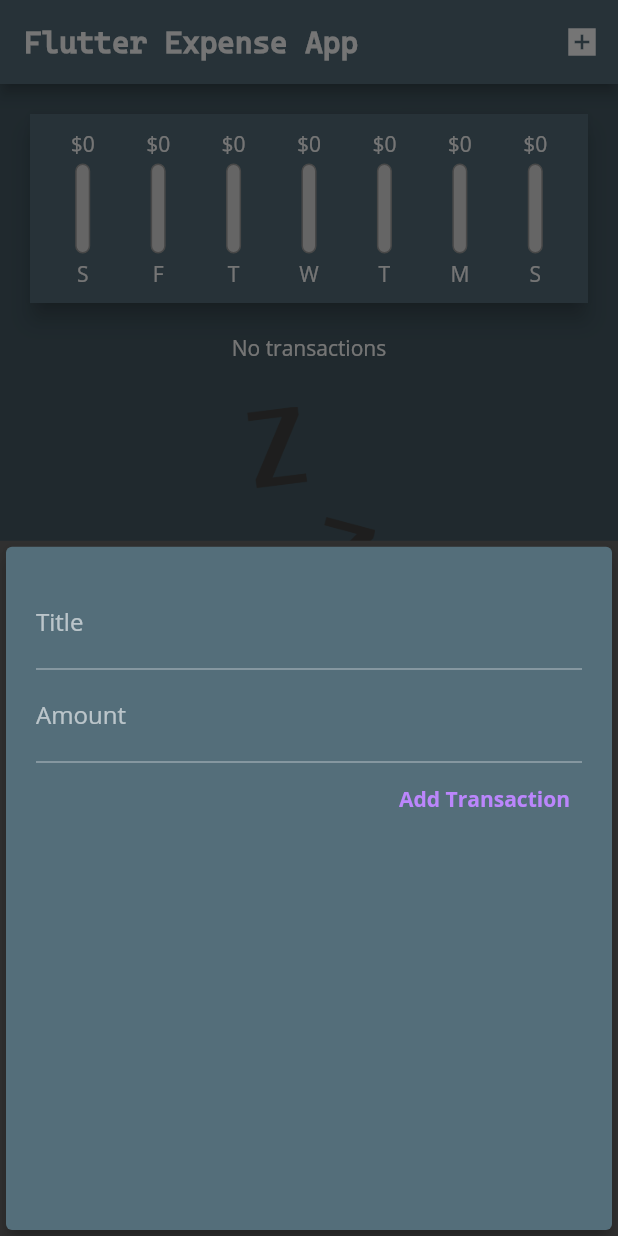
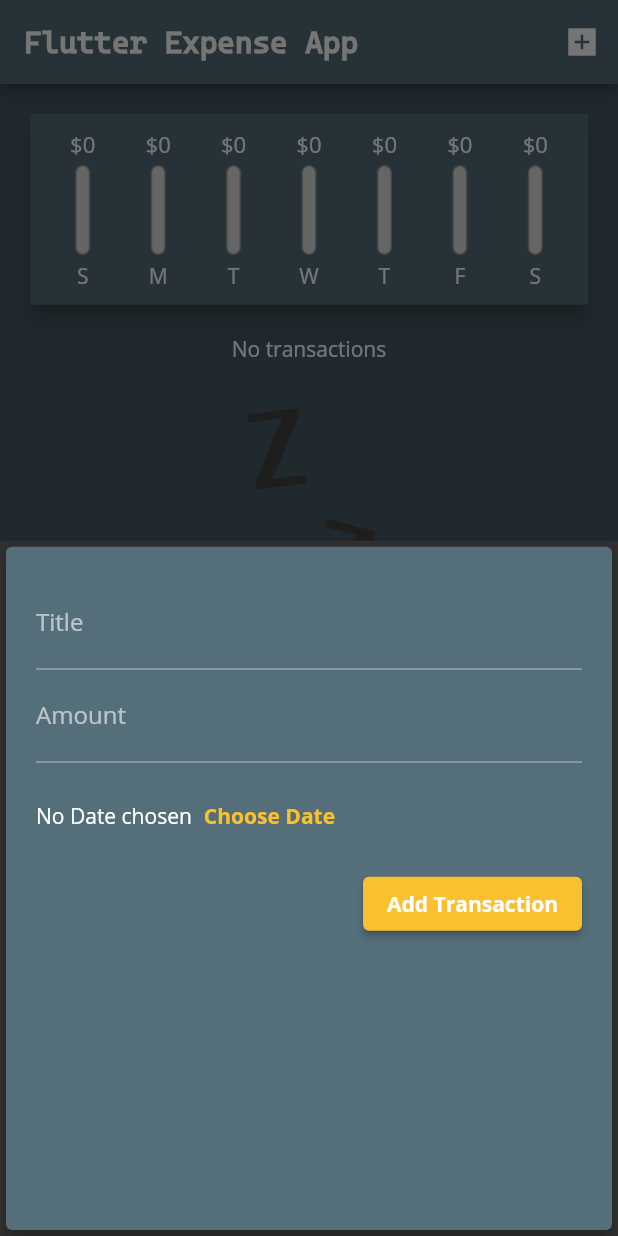
Before and after one commit to 1orZero/Flutter_Expense_app, a Flutter app: the screen it shows after launch, after a tap on the "add box" icon, on a phone screen of 412 x 824 dp. Run offline on Flutter 3.47's test engine with Material 2 defaults, Android fonts, the phone set to English and light mode, and no system bars.

Commit message:
In the middle of Date Picker

```diff
--- a/lib/main.dart
+++ b/lib/main.dart
@@ -27,6 +27,21 @@ class MyApp extends StatelessWidget {
               fontFamily: "Cascadia",
               fontSize: 18,
               fontWeight: FontWeight.bold,
+            ),
+          ),
+          buttonTheme: ButtonThemeData(
+            buttonColor: Colors.yellow[700],
+            textTheme: ButtonTextTheme.normal,
+          ),
+          textButtonTheme: TextButtonThemeData(
+            style: ButtonStyle(
+              foregroundColor: MaterialStateProperty.all(Colors.yellow[700]),
+            ),
+          ),
+          elevatedButtonTheme: ElevatedButtonThemeData(
+            style: ButtonStyle(
+              backgroundColor: MaterialStateProperty.all(Colors.yellow[700]),
+              foregroundColor: MaterialStateProperty.all(Colors.white),
             ),
           ),
           appBarTheme: AppBarTheme(
--- /dev/null
+++ b/lib/utils.dart
@@ -0,0 +1,19 @@
+enum Day { sun, mon, tue, wed, thu, fri, sat }
+
+extension ParseToString on Day {
+  String getValue() {
+    return toString().split('.').last;
+  }
+}
+
+class utils {
+  static List<Map<String, Object>> sortByWeekDay(
+      List<Map<String, Object>> data) {
+    final sorted = Day.values.map((day) {
+      return data.firstWhere((el) {
+        return el['day'].toString().toLowerCase() == day.getValue();
+      });
+    });
+    return sorted.toList();
+  }
+}
--- a/lib/widgets/chart.dart
+++ b/lib/widgets/chart.dart
@@ -4,6 +4,7 @@ import 'package:flutter/widgets.dart';
 import 'package:intl/intl.dart';
 import '../models/transaction.dart';
 import './chartBar.dart';
+import '../utils.dart';
 
 class Chart extends StatelessWidget {
   final List<Transaction> recentTransactions;
@@ -11,7 +12,7 @@ class Chart extends StatelessWidget {
   Chart(this.recentTransactions);
 
   List<Map<String, Object>> get groupedTransactionValues {
-    return List.generate(7, (index) {
+    var list = List.generate(7, (index) {
       final weekDay = DateTime.now().subtract(
         Duration(days: index),
       );
@@ -30,6 +31,7 @@ class Chart extends StatelessWidget {
         'amount': totalSum,
       };
     });
+    return utils.sortByWeekDay(list);
   }
 
   double get maxSpending {
--- a/lib/widgets/chartBar.dart
+++ b/lib/widgets/chartBar.dart
@@ -12,7 +12,12 @@ class ChartBar extends StatelessWidget {
     // print('spendingPctOfTotal : ${spendingPctOfTotal}');
     return Column(
       children: <Widget>[
-        FittedBox(child: Text('\$${spendingAmount.toStringAsFixed(0)}')),
+        Container(
+          height: 20,
+          child: FittedBox(
+            child: Text('\$${spendingAmount.toStringAsFixed(0)}'),
+          ),
+        ),
         SizedBox(
           height: 4,
         ),
--- a/lib/widgets/new_transaction.dart
+++ b/lib/widgets/new_transaction.dart
@@ -13,7 +13,7 @@ class _NewTransactionState extends State<NewTransaction> {
 
   final amountInput = TextEditingController();
 
-  void submitData() {
+  void _submitData() {
     final enteredTitle = titleInput.text;
     final enteredAmount = double.parse(amountInput.text);
 
@@ -26,6 +26,11 @@ class _NewTransactionState extends State<NewTransaction> {
 
     Navigator.of(context).pop();
     print('Navigator clicked');
+  }
+
+  void _presentDataPicker() {
+    showDateRangePicker(
+        context: context, firstDate: DateTime(2020), lastDate: DateTime.now());
   }
 
   @override
@@ -44,7 +49,7 @@ class _NewTransactionState extends State<NewTransaction> {
                 decoration: InputDecoration(
                   labelText: 'Title',
                 ),
-                onSubmitted: (_) => submitData(),
+                onSubmitted: (_) => _submitData(),
               ),
               TextField(
                 controller: amountInput,
@@ -52,10 +57,26 @@ class _NewTransactionState extends State<NewTransaction> {
                   labelText: 'Amount',
                 ),
                 keyboardType: TextInputType.numberWithOptions(decimal: true),
-                onSubmitted: (_) => submitData(),
+                onSubmitted: (_) => _submitData(),
               ),
-              TextButton(
-                onPressed: submitData,
+              Container(
+                height: 70,
+                child: Row(children: [
+                  Text('No Date chosen'),
+                  TextButton(
+                    child: Text(
+                      'Choose Date',
+                      style: TextStyle(
+                        // color: Theme.of(context).secondaryHeaderColor,
+                        fontWeight: FontWeight.bold,
+                      ),
+                    ),
+                    onPressed: _presentDataPicker,
+                  ),
+                ]),
+              ),
+              ElevatedButton(
+                onPressed: _submitData,
                 child: Text(
                   'Add Transaction',
                   style: TextStyle(
```
Also changed, not shown: lib/widgets/transaction_list.dart (+17 -33 lines).
